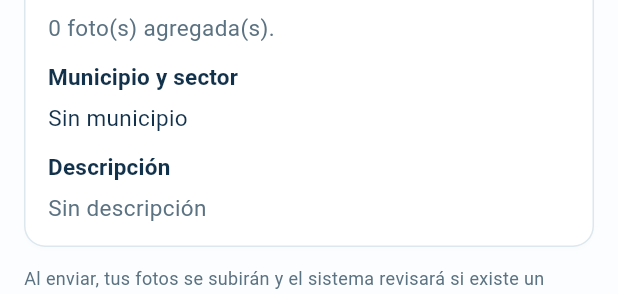
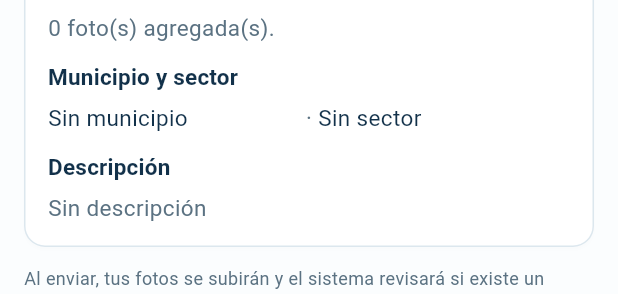
Before and after one commit to arquimedesgarcia/gota, a Flutter app: the ReviewStepView widget shown alone on an empty page, opened directly, on a phone screen of 412 x 824 dp. Shown: the part 218-512 px from the top of the screen. Run offline on Flutter 3.47's test engine with Material 3 defaults, Android fonts, the phone set to English and light mode, and no system bars; our stand-ins replace firebase_core, firebase_messaging, flutter_image_compress, flutter_riverpod, geolocator, image_picker and 1 more; missing offline and left inert: maplibre_gl; accounts and stored records are empty.

Commit message:
fix(D2-post-pilot): three UX corrections after device validation
1. GPS precision spacing: Increase SizedBox height from 8 to 12 after map
   to ensure "Precisión aproximada" text is visible (Bug 1: precision not visible).

2. Message lifecycle: Clear error messages when navigating between steps
   via goToNext/goTo only when submitState==idle. Preserves critical messages
   (duplicate, submit errors) across steps (Bug 2: geocoder error persists).

3. Review sector display: Add _SectorName widget to show both municipality
   and sector in ReviewStepView, resolving explicit user selections
   (Bug 3: sector not visible in review).

Co-Authored-By: Claude Haiku 4.5 <noreply@anthropic.com>

```diff
--- a/lib/features/leaks/presentation/leak_report_controller.dart
+++ b/lib/features/leaks/presentation/leak_report_controller.dart
@@ -284,13 +284,19 @@ class LeakReportController extends Notifier<LeakReportState> {
 
   // ---------- Navegación del flujo ----------
 
-  void goTo(ReportStep step) => state = state.copyWith(currentStep: step);
+  void goTo(ReportStep step) => state = state.copyWith(
+    currentStep: step,
+    clearMessage: state.submitState == ReportSubmitState.idle,
+  );
 
   void goToNext() {
     final order = ReportStep.values;
     final index = order.indexOf(state.currentStep);
     if (index < order.length - 1) {
-      state = state.copyWith(currentStep: order[index + 1]);
+      state = state.copyWith(
+        currentStep: order[index + 1],
+        clearMessage: state.submitState == ReportSubmitState.idle,
+      );
     }
   }
 
--- a/lib/features/leaks/presentation/leak_report_screen.dart
+++ b/lib/features/leaks/presentation/leak_report_screen.dart
@@ -229,7 +229,7 @@ class LocationStepView extends ConsumerWidget {
                   ),
                 ),
               if (location != null && location.accuracyMeters != null) ...[
-                const SizedBox(height: 8),
+                const SizedBox(height: 12),
                 Text(
                   location.accuracyMeters! <= 25
                       ? 'Precisión aproximada: buena (${location.accuracyMeters!.round()} m)'
@@ -673,6 +673,26 @@ class _MunicipalityName extends ConsumerWidget {
   }
 }
 
+class _SectorName extends ConsumerWidget {
+  const _SectorName({required this.sectorId});
+
+  final String? sectorId;
+
+  @override
+  Widget build(BuildContext context, WidgetRef ref) {
+    if (sectorId == null) return const Text('Sin sector');
+    final sectorNameState = ref.watch(sectorNameProvider(sectorId!));
+    return sectorNameState.maybeWhen(
+      data: (name) => Text(
+        name ?? 'Sector',
+        style: const TextStyle(color: AppColors.textMuted),
+      ),
+      orElse: () =>
+          const Text('Sector', style: TextStyle(color: AppColors.textMuted)),
+    );
+  }
+}
+
 class _SectorsDropdown extends ConsumerWidget {
   const _SectorsDropdown({
     required this.municipalityId,
@@ -765,8 +785,25 @@ class ReviewStepView extends ConsumerWidget {
                         style: Theme.of(context).textTheme.titleMedium,
                       ),
                       const SizedBox(height: 4),
-                      // AUD-S2-12: el nombre sale del provider único.
-                      _MunicipalityName(municipalityId: draft.municipalityId),
+                      Row(
+                        children: [
+                          Expanded(
+                            child:
+                                _MunicipalityName(
+                                  municipalityId: draft.municipalityId,
+                                ),
+                          ),
+                          const SizedBox(width: 4),
+                          const Text(
+                            '·',
+                            style: TextStyle(color: AppColors.textMuted),
+                          ),
+                          const SizedBox(width: 4),
+                          Expanded(
+                            child: _SectorName(sectorId: draft.sectorId),
+                          ),
+                        ],
+                      ),
                       const SizedBox(height: 12),
                       Text(
                         'Descripción',
```
